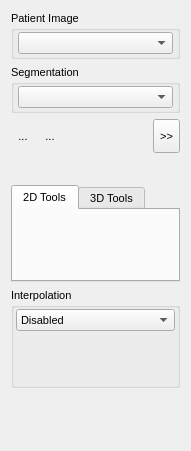
Above: Plugins/org.mitk.gui.qt.multilabelsegmentation/src/internal/QmitkMultiLabelSegmentationControls.ui from MITK/MITK before the change. Below: the same form after it.
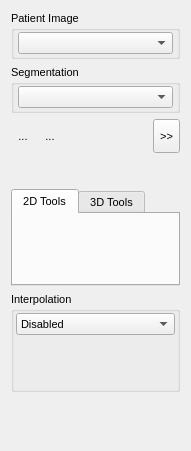
That is the form after the change. Icons and pictures are not drawn. Custom widgets are drawn as their Qt base class.

Commit message: Fixed overlapping tabs

What changed in the file:
```diff
--- a/Plugins/org.mitk.gui.qt.multilabelsegmentation/src/internal/QmitkMultiLabelSegmentationControls.ui
+++ b/Plugins/org.mitk.gui.qt.multilabelsegmentation/src/internal/QmitkMultiLabelSegmentationControls.ui
@@ -122,6 +122,9 @@
      <property name="spacing">
       <number>3</number>
      </property>
+     <property name="bottomMargin">
+      <number>4</number>
+     </property>
      <item>
       <widget class="QToolButton" name="m_pbNewSegmentationSession">
        <property name="toolTip">
```
